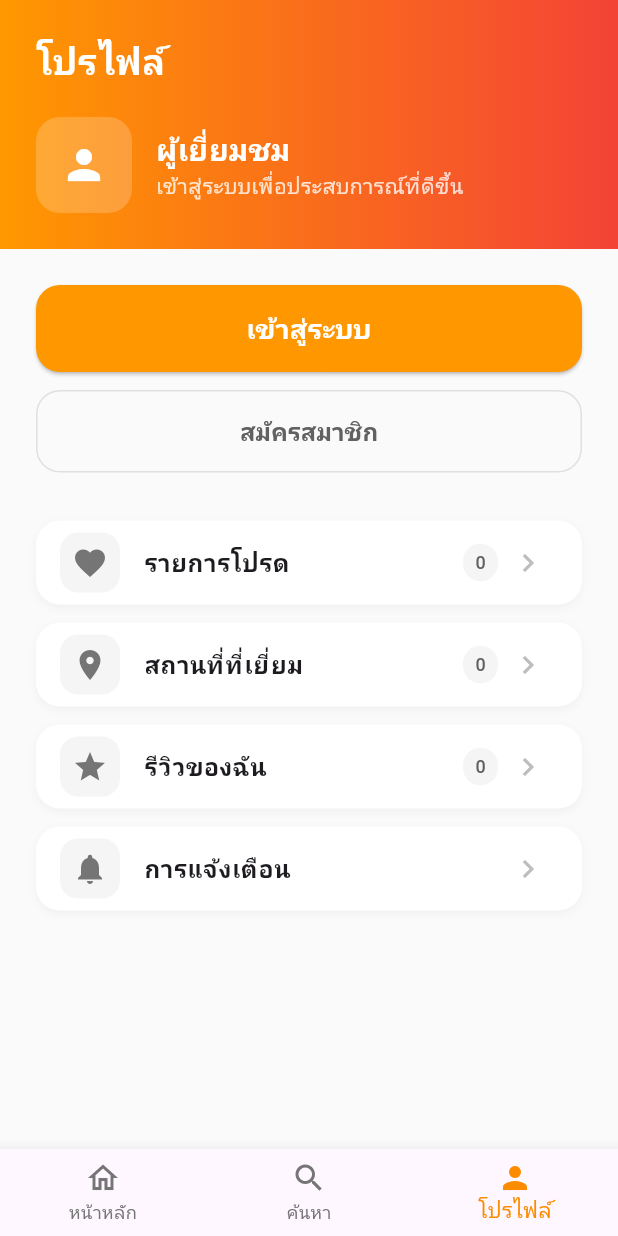
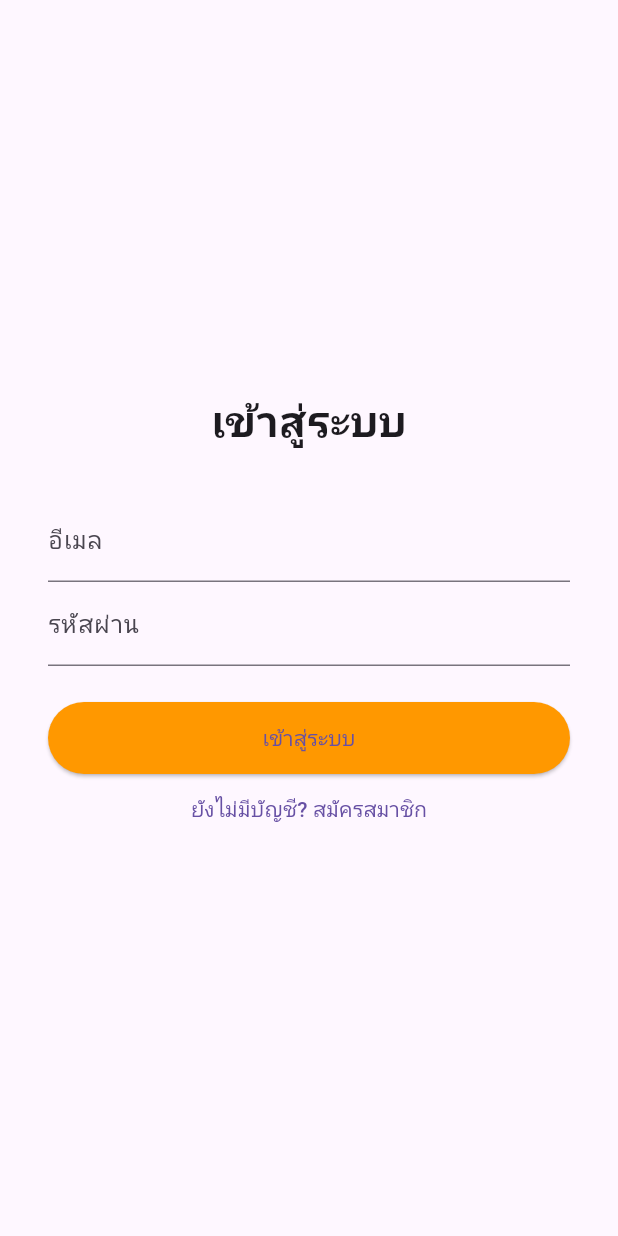
Before and after one commit to Non2412/Travel_On_Sesaket, a Flutter app: the screen it shows after launch, item 3 of the bottom bar chosen, after a tap on "เข้าสู่ระบบ", on a phone screen of 412 x 824 dp. Run offline on Flutter 3.47's test engine with Material 3 defaults, Android fonts, the phone set to English and light mode, and no system bars; Roboto replaces fonts that are missing (Kanit).

Commit message:
add login

```diff
--- a/lib/main.dart
+++ b/lib/main.dart
@@ -1,5 +1,6 @@
 // main.dart
 import 'package:flutter/material.dart';
+import 'screens/login_screen.dart';
 
 void main() {
   runApp(SiSaKetTravelApp());
@@ -689,7 +690,12 @@ class ProfileScreen extends StatelessWidget {
                     SizedBox(
                       width: double.infinity,
                       child: ElevatedButton(
-                        onPressed: () {},
+                        onPressed: () {
+                          Navigator.push(
+                            context,
+                            MaterialPageRoute(builder: (context) => LoginScreen()),
+                          );
+                        },
                         style: ElevatedButton.styleFrom(
                           backgroundColor: Colors.orange[500],
                           padding: EdgeInsets.symmetric(vertical: 16),
@@ -713,7 +719,12 @@ class ProfileScreen extends StatelessWidget {
                     SizedBox(
                       width: double.infinity,
                       child: OutlinedButton(
-                        onPressed: () {},
+                        onPressed: () {
+                          Navigator.push(
+                            context,
+                            MaterialPageRoute(builder: (context) => LoginScreen()),
+                          );
+                        },
                         style: OutlinedButton.styleFrom(
                           padding: EdgeInsets.symmetric(vertical: 16),
                           shape: RoundedRectangleBorder(
--- /dev/null
+++ b/lib/screens/login_screen.dart
@@ -0,0 +1,80 @@
+import 'package:flutter/material.dart';
+
+class LoginScreen extends StatefulWidget {
+  @override
+  State<LoginScreen> createState() => _LoginScreenState();
+}
+
+class _LoginScreenState extends State<LoginScreen> {
+  bool isLogin = true;
+  final _formKey = GlobalKey<FormState>();
+  String email = '';
+  String password = '';
+  String name = '';
+
+  @override
+  Widget build(BuildContext context) {
+    return Scaffold(
+      body: Center(
+        child: SingleChildScrollView(
+          padding: EdgeInsets.all(32),
+          child: Form(
+            key: _formKey,
+            child: Column(
+              mainAxisSize: MainAxisSize.min,
+              children: [
+                Text(
+                  isLogin ? 'เข้าสู่ระบบ' : 'สมัครสมาชิก',
+                  style: TextStyle(fontSize: 28, fontWeight: FontWeight.bold),
+                ),
+                SizedBox(height: 32),
+                if (!isLogin)
+                  TextFormField(
+                    decoration: InputDecoration(labelText: 'ชื่อผู้ใช้'),
+                    onChanged: (val) => name = val,
+                    validator: (val) => val!.isEmpty ? 'กรุณากรอกชื่อ' : null,
+                  ),
+                TextFormField(
+                  decoration: InputDecoration(labelText: 'อีเมล'),
+                  onChanged: (val) => email = val,
+                  validator: (val) => val!.isEmpty ? 'กรุณากรอกอีเมล' : null,
+                ),
+                TextFormField(
+                  decoration: InputDecoration(labelText: 'รหัสผ่าน'),
+                  obscureText: true,
+                  onChanged: (val) => password = val,
+                  validator: (val) => val!.length < 6 ? 'รหัสผ่านอย่างน้อย 6 ตัว' : null,
+                ),
+                SizedBox(height: 24),
+                ElevatedButton(
+                  onPressed: () {
+                    if (_formKey.currentState!.validate()) {
+                      // ไปหน้าหลักหลังล็อกอิน/สมัครสมาชิกสำเร็จ
+                      Navigator.of(context).popUntil((route) => route.isFirst);
+                    }
+                  },
+                  child: Text(isLogin ? 'เข้าสู่ระบบ' : 'สมัครสมาชิก'),
+                  style: ElevatedButton.styleFrom(
+                    backgroundColor: Colors.orange,
+                    minimumSize: Size(double.infinity, 48),
+                  ),
+                ),
+                TextButton(
+                  onPressed: () {
+                    Navigator.push(
+                      context,
+                      MaterialPageRoute(builder: (context) => LoginScreen()),
+                    );
+                  },
+                  child: Text(isLogin
+                      ? 'ยังไม่มีบัญชี? สมัครสมาชิก'
+                      : 'มีบัญชีแล้ว? เข้าสู่ระบบ'),
+                ),
+              ],
+            ),
+          ),
+        ),
+      ),
+    );
+  }
+}
```
